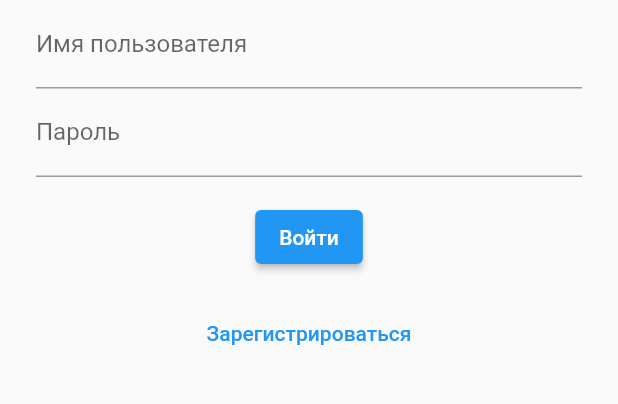
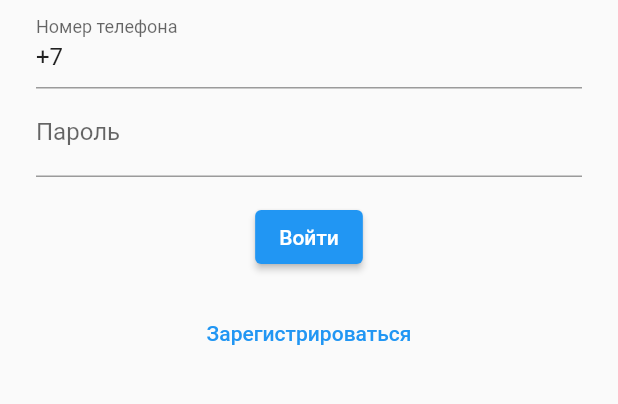
Before and after one commit to michep/clubpro, a Flutter app: the screen it shows after launch, on a phone screen of 412 x 824 dp, the part 136-540 px from its top. Run offline on Flutter 3.47's test engine with Material 2 defaults, Android fonts, the phone set to English and light mode, and no system bars; our stand-ins replace dart_mappable, dio, flutter_secure_storage, get, jwt_decoder, mask_text_input_formatter and 2 more; generated files the repository leaves out were written again.

Commit message:
validations, widgets structure updated

```diff
--- a/lib/models/user_account.dart
+++ b/lib/models/user_account.dart
@@ -11,11 +11,11 @@ part 'user_account.mapper.dart';
 // @MappableClass(discriminatorKey: 'type', includeSubClasses: [ProUserAccount, BusinessUserAccount])
 @MappableClass(includeCustomMappers: [Uint8ListMapper], discriminatorKey: 'type', includeSubClasses: [ProUserAccount, BusinessUserAccount])
 class UserAccount extends BaseModel with UserAccountMappable {
-  final String login;
-  final String password;
-  final String email;
-  final String firstName;
-  final String lastName;
+  final String? login;
+  final String? password;
+  final String? email;
+  final String? firstName;
+  final String? lastName;
   final String? middleName;
   final String? legalTitle;
   final String? legalAbbreviation;
@@ -27,12 +27,12 @@ class UserAccount extends BaseModel with UserAccountMappable {
 
   UserAccount({
     super.id,
-    required this.login,
-    required this.password,
-    required this.firstName,
-    required this.lastName,
+    this.login,
+    this.password,
+    this.firstName,
+    this.lastName,
     this.middleName,
-    required this.email,
+    this.email,
     this.legalTitle,
     this.legalAbbreviation,
     this.legalAddress,
--- a/lib/ui/homepage/pages/home_page.dart
+++ b/lib/ui/homepage/pages/home_page.dart
@@ -12,7 +12,7 @@ class HomePage extends StatelessWidget {
       body: SafeArea(
         child: Column(
           children: [
-            Text(_sec.currentUser!.firstName),
+            Text(_sec.currentUser!.firstName!),
             ElevatedButton(
               onPressed: logout,
               child: const Text('Выйти из приложения'),
--- a/lib/ui/loginpage/pages/login_page.dart
+++ b/lib/ui/loginpage/pages/login_page.dart
@@ -1,9 +1,13 @@
 import 'package:clubpro/ui/register/pages/initial_registration_page.dart';
 import 'package:clubpro/service/security_service.dart';
 import 'package:clubpro/ui/shared/widget/logo.dart';
+import 'package:clubpro/ui/shared/widget/scaffold_root.dart';
 import 'package:flutter/material.dart';
 import 'package:get/get.dart';
-import 'package:responsive_builder/responsive_builder.dart';
+import 'package:mask_text_input_formatter/mask_text_input_formatter.dart';
+import 'package:clubpro/ui/shared/widget/mobile_wrapper_full_width.dart';
+import 'package:clubpro/ui/shared/widget/tablet_wrapper_center.dart';
+import 'package:clubpro/service/utils.dart';
 
 class LoginPage extends StatefulWidget {
   const LoginPage({
@@ -15,58 +19,36 @@ class LoginPage extends StatefulWidget {
 }
 
 class _LoginPageState extends State<LoginPage> {
-  final TextEditingController logincont = TextEditingController();
+  final TextEditingController logincont = TextEditingController(text: '+7');
   final TextEditingController passcont = TextEditingController();
   final formKey = GlobalKey<FormState>();
 
   @override
   Widget build(BuildContext context) {
-    return Scaffold(
-      resizeToAvoidBottomInset: false,
-      body: SafeArea(
+    return ScaffoldRoot(
+      mobileWrapper: (child) => MobileWrapperFullWidth(child: child),
+      tabletWrapper: (child) => TabletWrapperCenter(child: child),
       child: Form(
         key: formKey,
-          child: ResponsiveBuilder(
-            builder: (context, sizingInformation) {
-              if (sizingInformation.isMobile) {
-                return mobileWrapper(content());
-              }
-              return tabletWrapper(content());
-            },
-          ),
-        ),
-      ),
-    );
-  }
-
-  Widget mobileWrapper(Widget child) {
-    return Padding(
-      padding: const EdgeInsets.all(24),
-      child: content(),
-    );
-  }
-
-  Widget tabletWrapper(Widget child) {
-    return Center(
-      child: SizedBox(
-        width: 400,
-        child: child,
-      ),
-    );
-  }
-
-  Widget content() {
-    return Column(
-      // mainAxisSize: MainAxisSize.min,
+        child: Column(
+          mainAxisSize: MainAxisSize.min,
           crossAxisAlignment: CrossAxisAlignment.center,
           children: [
             const ClubProLogo(),
             TextFormField(
               controller: logincont,
               decoration: const InputDecoration(
-            labelText: 'Имя пользователя',
+                labelText: 'Номер телефона',
+                hintText: '+7 (999) 000 00 00',
               ),
-          validator: (value) => (value == null || value.isEmpty) ? 'Укажите имя пользователя' : null,
+              inputFormatters: [
+                MaskTextInputFormatter(
+                  mask: '+7 (###) ###-##-##',
+                  filter: {'#': RegExp(r'[0-9]')},
+                  type: MaskAutoCompletionType.eager,
+                ),
+              ],
+              validator: (value) => Utils.validatePhone(value, 'Укажите номер телефона'),
               textInputAction: TextInputAction.next,
             ),
             TextFormField(
@@ -76,7 +58,7 @@ class _LoginPageState extends State<LoginPage> {
               decoration: const InputDecoration(
                 labelText: 'Пароль',
               ),
-          validator: (value) => (value == null || value.isEmpty) ? 'Укажите пароль для входа' : null,
+              validator: (value) => Utils.validateNotEmpty(value, 'Укажите пароль для входа'),
               onEditingComplete: login,
             ),
             Padding(
@@ -94,13 +76,18 @@ class _LoginPageState extends State<LoginPage> {
               ),
             ),
           ],
+        ),
+      ),
     );
   }
 
   Future<void> login() async {
     FocusManager.instance.primaryFocus?.unfocus();
     if (formKey.currentState!.validate()) {
-      var res = await Get.find<SecurityService>().login(logincont.text, SecurityService.hashPassword(passcont.text));
+      var res = await Get.find<SecurityService>().login(
+        Utils.normalizePhone(logincont.text),
+        SecurityService.hashPassword(passcont.text),
+      );
       if (res == null) {
         setState(() {
           logincont.value = TextEditingValue.empty;
--- /dev/null
+++ b/lib/ui/shared/widget/mobile_wrapper_full_width.dart
@@ -0,0 +1,19 @@
+import 'package:flutter/material.dart';
+
+class MobileWrapperFullWidth extends StatelessWidget {
+  final Widget child;
+
+  const MobileWrapperFullWidth({
+    required this.child,
+    super.key,
+  });
+
+  @override
+  Widget build(BuildContext context) {
+    return Padding(
+      padding: const EdgeInsets.all(24),
+      child: child,
+    );
+    ;
+  }
+}
--- /dev/null
+++ b/lib/ui/shared/widget/scaffold_root.dart
@@ -0,0 +1,46 @@
+import 'package:flutter/material.dart';
+import 'package:responsive_builder/responsive_builder.dart';
+
+class ScaffoldRoot extends StatelessWidget {
+  final Widget Function(Widget)? mobileWrapper;
+  final Widget Function(Widget)? tabletWrapper;
+  final Widget Function(Widget)? desktopWrapper;
+  final Widget child;
+
+  const ScaffoldRoot({
+    required this.child,
+    this.mobileWrapper,
+    this.tabletWrapper,
+    this.desktopWrapper,
+    super.key,
+  });
+
+  @override
+  Widget build(BuildContext context) {
+    return Scaffold(
+      resizeToAvoidBottomInset: false,
+      body: SafeArea(
+        child: ResponsiveBuilder(
+          builder: (context, sizingInformation) {
+            if (sizingInformation.isDesktop) {
+              return desktopWrapper != null
+                  ? desktopWrapper!(child)
+                  : tabletWrapper != null
+                      ? tabletWrapper!(child)
+                      : mobileWrapper != null
+                          ? mobileWrapper!(child)
+                          : child;
+            } else if (sizingInformation.isTablet) {
+              return tabletWrapper != null
+                  ? tabletWrapper!(child)
+                  : mobileWrapper != null
+                      ? mobileWrapper!(child)
+                      : child;
+            }
+            return mobileWrapper != null ? mobileWrapper!(child) : child;
+          },
+        ),
+      ),
+    );
+  }
+}
--- a/pubspec.yaml
+++ b/pubspec.yaml
@@ -44,6 +44,7 @@ dependencies:
   crypto: ^3.0.2
   jwt_decoder: ^2.0.1
   rxdart: ^0.27.7
+  mask_text_input_formatter: ^2.4.0
 
 dev_dependencies:
   flutter_test:
```
Also changed, not shown: lib/models/business_user_account.dart (+7 -7 lines), lib/models/business_user_account.mapper.dart (+18 -18 lines), lib/models/pro_user_account.dart (+9 -9 lines), lib/models/pro_user_account.mapper.dart (+21 -21 lines), lib/models/user_account.mapper.dart (+15 -15 lines), lib/service/utils.dart (added, +17 -0 lines), lib/ui/register/pages/choosetype_registration_page.dart (+8 -33 lines), lib/ui/register/pages/initial_registration_page.dart (+44 -47 lines), lib/ui/register/pages/smscode_registration_page.dart (+9 -33 lines), lib/ui/register/pages/type_registration_page.dart (+21 -53 lines), lib/ui/shared/widget/tablet_wrapper_center.dart (added, +29 -0 lines), pubspec.lock. Lines whose indentation alone changed are shown as unchanged.
